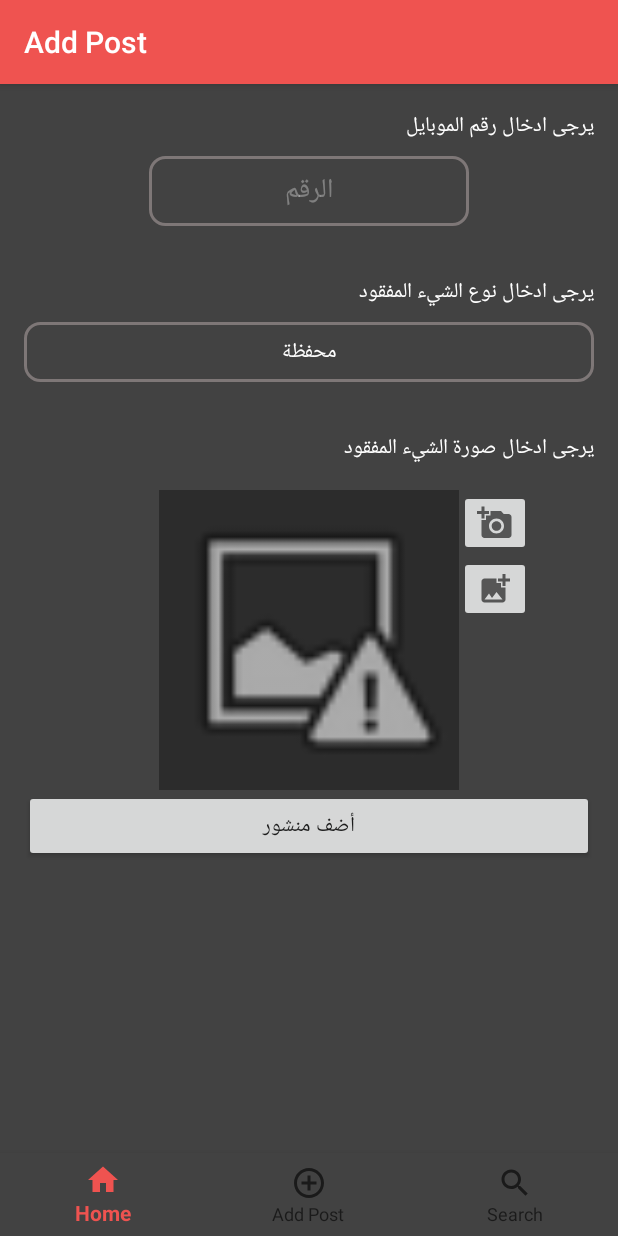
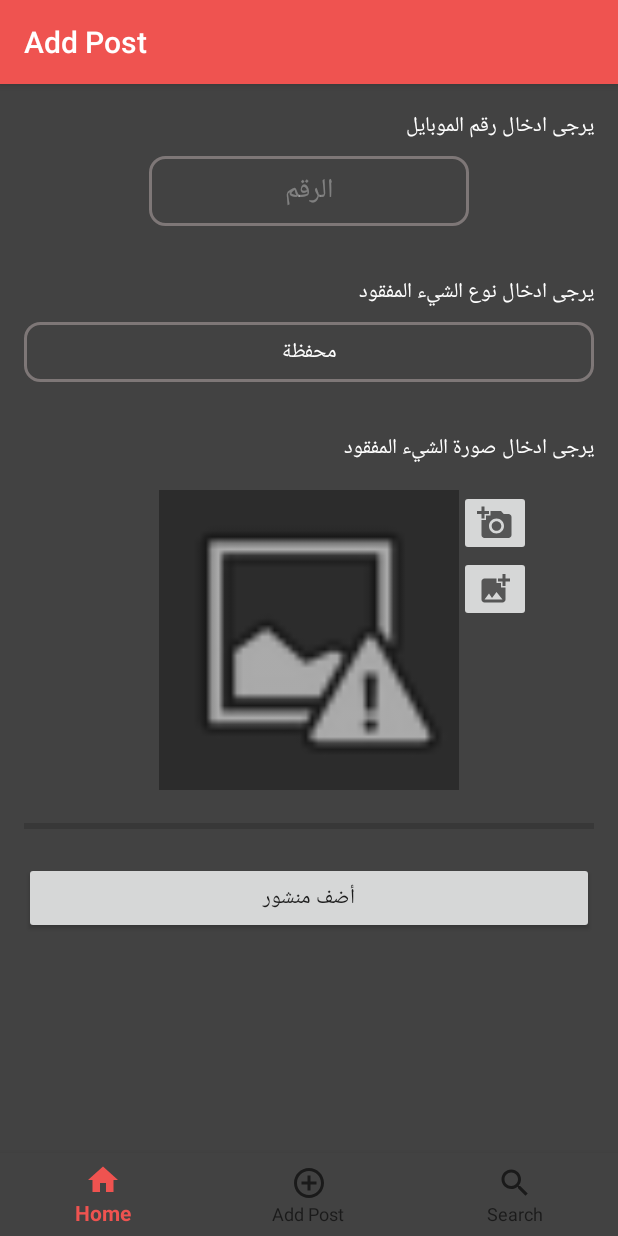
Before and after one commit to OmarShafei-coder/Hatholy, an Android app: the AddPostFragment screen opened through its navigation route, after a tap on "أضف منشور", on a phone screen of 412 x 824 dp. Run offline under Robolectric (Android 15) with nearby library versions, the phone set to English and light mode, and no system bars; our stand-ins replace Firebase (no records; nobody signed in at launch, a user with empty details on screens opened directly), Picasso, navigation-ui.

Commit message:
Upload the image to Firebase Storage

```diff
--- a/app/build.gradle
+++ b/app/build.gradle
@@ -34,8 +34,7 @@ dependencies {
     implementation 'androidx.navigation:navigation-ui:2.3.0'
     implementation 'androidx.lifecycle:lifecycle-extensions:2.2.0'
     implementation 'com.firebaseui:firebase-ui-firestore:6.3.0'
-    // FirebaseUI for Cloud Storage
-    implementation 'com.firebaseui:firebase-ui-storage:6.3.0'
+    implementation 'com.google.firebase:firebase-storage:19.2.0'
     testImplementation 'junit:junit:4.13'
     androidTestImplementation 'androidx.test.ext:junit:1.1.2'
     androidTestImplementation 'androidx.test.espresso:espresso-core:3.3.0'
--- a/app/src/main/java/com/omarshafei/hatholy/ui/AddPost/AddPostFragment.java
+++ b/app/src/main/java/com/omarshafei/hatholy/ui/AddPost/AddPostFragment.java
@@ -1,21 +1,27 @@
 package com.omarshafei.hatholy.ui.AddPost;
 
 import android.Manifest;
+import android.content.ContentResolver;
+import android.content.Context;
 import android.content.Intent;
 import android.graphics.Bitmap;
 import android.net.Uri;
 import android.os.Build;
 import android.os.Bundle;
+import android.os.Handler;
 import android.provider.MediaStore;
 import android.view.LayoutInflater;
 import android.view.View;
 import android.view.ViewGroup;
+import android.view.inputmethod.InputMethodManager;
+import android.webkit.MimeTypeMap;
 import android.widget.AdapterView;
 import android.widget.ArrayAdapter;
 import android.widget.Button;
 import android.widget.EditText;
 import android.widget.ImageButton;
 import android.widget.ImageView;
+import android.widget.ProgressBar;
 import android.widget.Spinner;
 import android.widget.Toast;
 
@@ -23,13 +29,27 @@ import androidx.annotation.NonNull;
 import androidx.annotation.Nullable;
 import androidx.fragment.app.Fragment;
 
+import com.google.android.gms.tasks.OnCompleteListener;
+import com.google.android.gms.tasks.OnFailureListener;
+import com.google.android.gms.tasks.OnSuccessListener;
+import com.google.android.gms.tasks.Task;
 import com.google.firebase.firestore.CollectionReference;
 import com.google.firebase.firestore.FirebaseFirestore;
+import com.google.firebase.storage.FirebaseStorage;
+import com.google.firebase.storage.OnProgressListener;
+import com.google.firebase.storage.StorageReference;
+import com.google.firebase.storage.StorageTask;
+import com.google.firebase.storage.UploadTask;
+import com.omarshafei.hatholy.MainActivity;
 import com.omarshafei.hatholy.R;
 import com.omarshafei.hatholy.ui.Search.Post;
 import com.squareup.picasso.Picasso;
 
+import java.util.Objects;
+import java.util.UUID;
+
 import static android.app.Activity.RESULT_OK;
+import static androidx.core.content.ContextCompat.getSystemService;
 
 public class AddPostFragment extends Fragment implements AdapterView.OnItemSelectedListener{
 
@@ -41,8 +61,11 @@ public class AddPostFragment extends Fragment implements AdapterView.OnItemSelec
     private ImageView missingImage;
     private EditText phoneNumber;
     private Button addPostButton;
+    private ProgressBar mProgressBar;
     private Uri mImageUri;
     private CollectionReference postsRef;
+    private StorageReference storageRef;
+    private StorageTask uploadTask;
 
     public View onCreateView(@NonNull LayoutInflater inflater,
                              ViewGroup container, Bundle savedInstanceState) {
@@ -55,7 +78,10 @@ public class AddPostFragment extends Fragment implements AdapterView.OnItemSelec
         missingImage    = root.findViewById(R.id.missing_image_view);
         phoneNumber     = root.findViewById(R.id.number_edit_text);
         addPostButton   = root.findViewById(R.id.add_post_button);
+        mProgressBar = root.findViewById(R.id.progress_bar);
+
         postsRef = FirebaseFirestore.getInstance().collection("Posts");
+        storageRef = FirebaseStorage.getInstance().getReference();
         //fill the spinner with the data
         ArrayAdapter<CharSequence> adapter = ArrayAdapter.createFromResource(requireContext(),
                 R.array.missing, R.layout.spinner_text);
@@ -88,14 +114,55 @@ public class AddPostFragment extends Fragment implements AdapterView.OnItemSelec
     }
 
     private void addPost() {
-        String number = phoneNumber.getText().toString();
-        String missingType = spinner.getSelectedItem().toString();
-        if(isValidPhoneNumber(number)) {
-            postsRef.add(new Post(number, missingType));
-            Toast.makeText(getContext(), "Post added", Toast.LENGTH_SHORT).show();
+        final String number = phoneNumber.getText().toString();
+        final String missingType = spinner.getSelectedItem().toString();
+        if(isValidPhoneNumber(number) && mImageUri != null) {
+
+            // Defining the child of storageReference
+            final StorageReference ref = storageRef.child("images/" + UUID.randomUUID().toString());
+
+            ref.putFile(mImageUri).addOnSuccessListener(
+                            new OnSuccessListener<UploadTask.TaskSnapshot>() {
+                                @Override
+                                public void onSuccess(UploadTask.TaskSnapshot taskSnapshot)
+                                {
+                                    Handler handler = new Handler();
+                                    handler.postDelayed(new Runnable() {
+                                        @Override
+                                        public void run() {
+                                            mProgressBar.setProgress(0);
+                                        }
+                                    }, 500);
+                                    // Image uploaded successfully
+                                    ref.getDownloadUrl().addOnSuccessListener(new OnSuccessListener<Uri>() {
+                                        @Override
+                                        public void onSuccess(Uri uri) {
+                                            Toast.makeText(getContext(), "Image Uploaded!", Toast.LENGTH_SHORT).show();
+                                            String imageUrl = uri.toString();
+                                            postsRef.add(new Post(number, missingType, imageUrl));
+                                        }
+                                    });
+                                }
+                            })
+                    .addOnFailureListener(new OnFailureListener() {
+                        @Override
+                        public void onFailure(@NonNull Exception e)
+                        {
+                            // Error, Image not uploaded
+                            Toast.makeText(getContext(), "Failed " + e.getMessage(),
+                                            Toast.LENGTH_SHORT).show();
+                        }
+                    }).addOnProgressListener(new OnProgressListener<UploadTask.TaskSnapshot>() {
+                @Override
+                public void onProgress(UploadTask.TaskSnapshot taskSnapshot) {
+                    double progress = (100.0 * taskSnapshot.getBytesTransferred() / taskSnapshot.getTotalByteCount());
+                    mProgressBar.setProgress((int) progress);
+                }
+            });
+        } else {
+            Toast.makeText(getContext(), "No file selected", Toast.LENGTH_SHORT).show();
         }
     }
-
     private boolean isValidPhoneNumber(String number) {
         boolean isValid = true;
         if(number.trim().length() == 11) {
--- a/app/src/main/res/layout/fragment_add_post.xml
+++ b/app/src/main/res/layout/fragment_add_post.xml
@@ -91,13 +91,24 @@
         app:layout_constraintLeft_toRightOf="@id/missing_image_view"
         app:layout_constraintTop_toBottomOf="@id/add_image_camera" />
 
+    <ProgressBar
+        android:id="@+id/progress_bar"
+        style="@style/Widget.AppCompat.ProgressBar.Horizontal"
+        android:layout_width="match_parent"
+        android:layout_height="wrap_content"
+        app:layout_constraintTop_toBottomOf="@id/missing_image_view"
+        app:layout_constraintStart_toStartOf="parent"
+        app:layout_constraintEnd_toEndOf="parent"
+        android:layout_marginTop="16dp" />
+
     <Button
         android:id="@+id/add_post_button"
         android:layout_width="match_parent"
         android:layout_height="wrap_content"
         android:text="أضف منشور"
+        android:layout_marginTop="16dp"
         app:layout_constraintLeft_toLeftOf="parent"
         app:layout_constraintRight_toRightOf="parent"
-        app:layout_constraintTop_toBottomOf="@id/missing_image_view" />
+        app:layout_constraintTop_toBottomOf="@id/progress_bar" />
 
 </androidx.constraintlayout.widget.ConstraintLayout>
```
